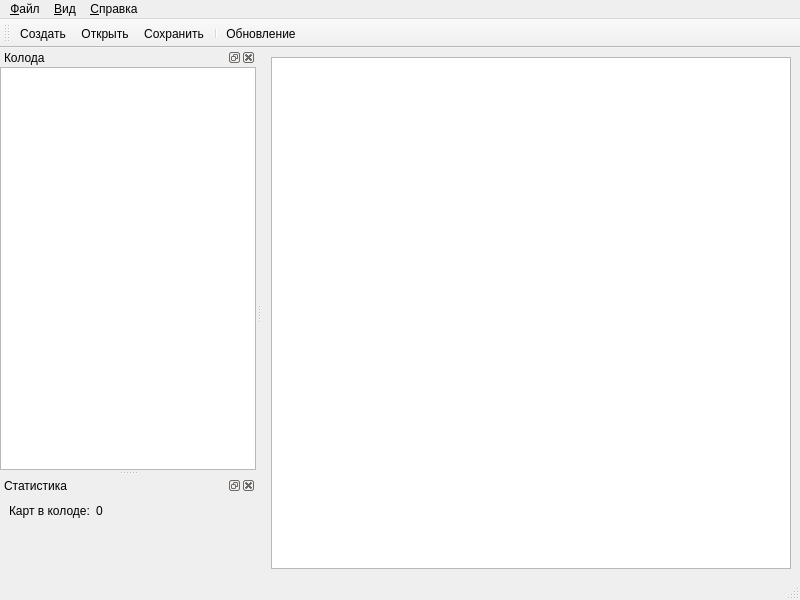
Qt form view/ui/main_window.ui (TreOne/Arkham-Horror-Decker-v2) before a commit.
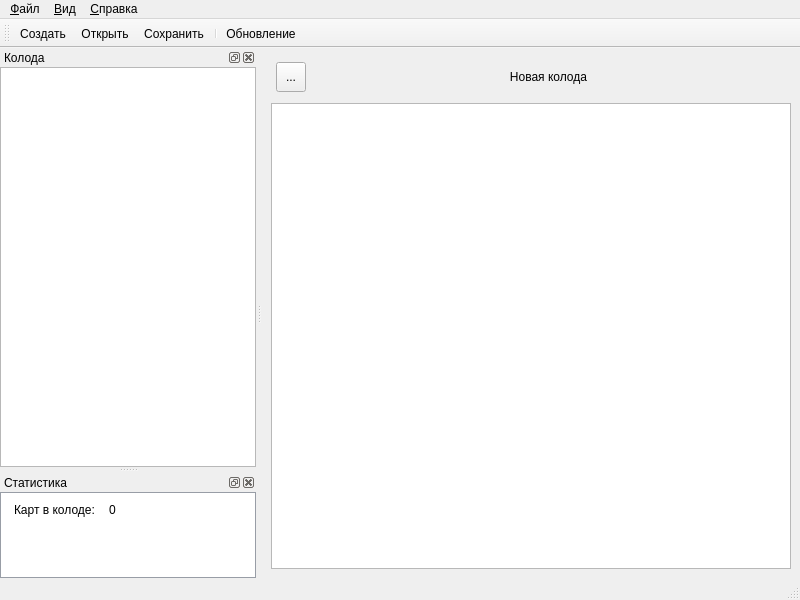
The same form after that commit. Icons and pictures are not drawn.

What changed in the file:
```diff
--- a/view/ui/main_window.ui
+++ b/view/ui/main_window.ui
@@ -28,7 +28,56 @@
     <bool>true</bool>
    </property>
    <layout class="QGridLayout" name="gridLayout_2">
-    <item row="0" column="0">
+    <item row="4" column="0">
+     <layout class="QHBoxLayout" name="horizontalLayout">
+      <property name="spacing">
+       <number>5</number>
+      </property>
+      <property name="leftMargin">
+       <number>5</number>
+      </property>
+      <property name="topMargin">
+       <number>5</number>
+      </property>
+      <property name="rightMargin">
+       <number>5</number>
+      </property>
+      <property name="bottomMargin">
+       <number>5</number>
+      </property>
+      <item>
+       <widget class="QToolButton" name="toolButton">
+        <property name="minimumSize">
+         <size>
+          <width>30</width>
+          <height>30</height>
+         </size>
+        </property>
+        <property name="text">
+         <string>...</string>
+        </property>
+        <property name="icon">
+         <iconset resource="../../resources/app.qrc">
+          <normaloff>:/icons/Material/actions/settings.svg</normaloff>:/icons/Material/actions/settings.svg</iconset>
+        </property>
+       </widget>
+      </item>
+      <item>
+       <widget class="QLabel" name="label">
+        <property name="styleSheet">
+         <string notr="true">font: 20pt &quot;medieval&quot;;</string>
+        </property>
+        <property name="text">
+         <string>Новая колода</string>
+        </property>
+        <property name="alignment">
+         <set>Qt::AlignCenter</set>
+        </property>
+       </widget>
+      </item>
+     </layout>
+    </item>
+    <item row="5" column="0">
      <widget class="QTextBrowser" name="guide_browser">
       <property name="readOnly">
        <bool>false</bool>
@@ -138,8 +187,14 @@
    </widget>
   </widget>
   <widget class="QDockWidget" name="dock_stat">
-   <property name="autoFillBackground">
-    <bool>true</bool>
+   <property name="styleSheet">
+    <string notr="true">#dock_stat #statistics_layout {
+    background-color: white;
+    border: 1px solid #989da6;
+}
+QLabel {
+     margin: 2px 0px 0px 2px;
+}</string>
    </property>
    <property name="windowTitle">
     <string>Статистика</string>
```
